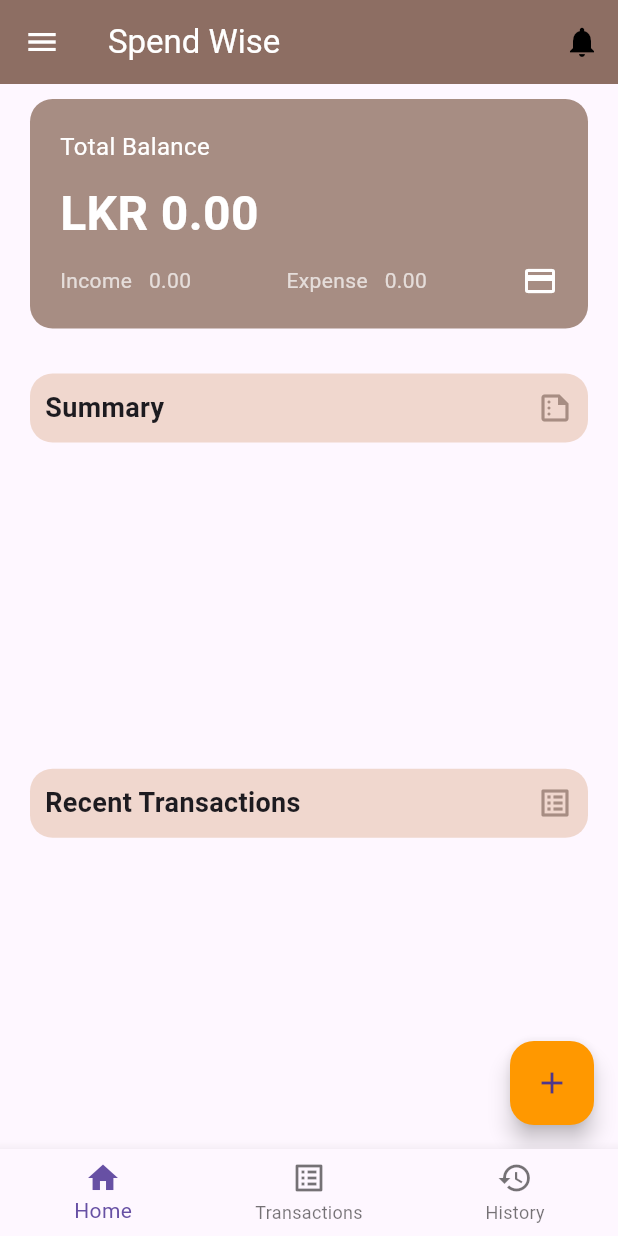
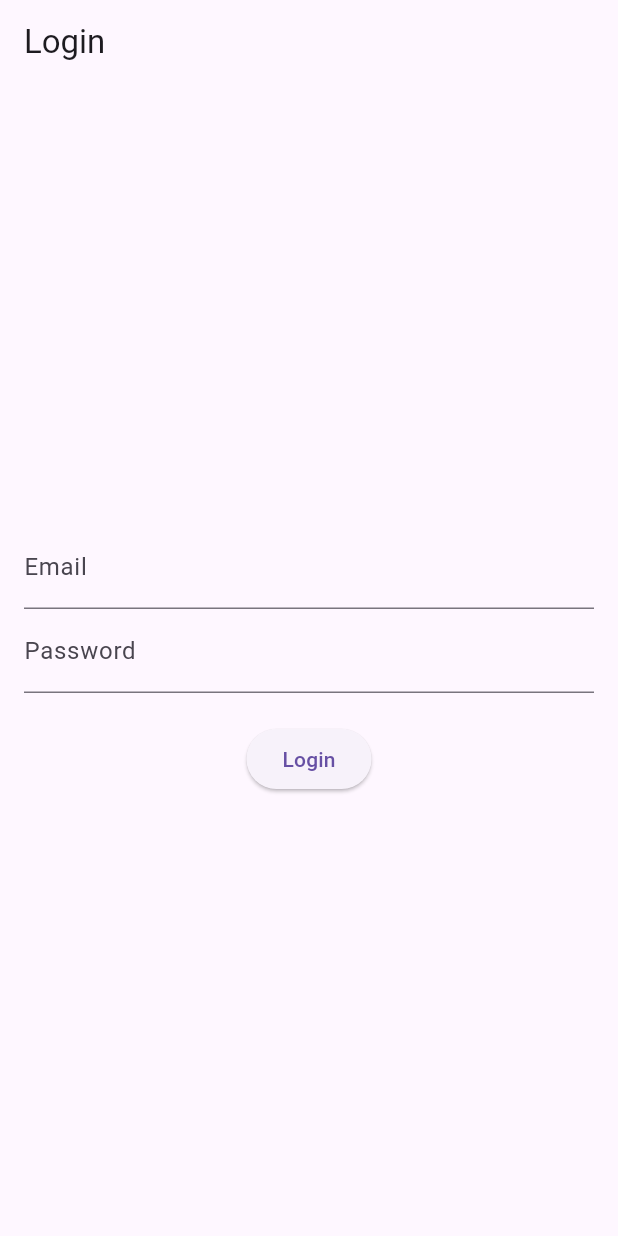
Before and after one commit to sliit-app-innovator/spend-wise, a Flutter app: the screen it shows after launch, on a phone screen of 412 x 824 dp. Run offline on Flutter 3.47's test engine with Material 3 defaults, Android fonts, the phone set to English and light mode, and no system bars; our stand-ins replace cloud_firestore, firebase_core, fl_chart, image_picker, shared_preferences, sqflite; accounts and stored records are empty.

Commit message:
Login Page

```diff
--- a/lib/main.dart
+++ b/lib/main.dart
@@ -1,229 +1,94 @@
 import 'package:flutter/material.dart';
-import 'package:spend_wise/utils/colors.dart';
-import 'pages/add_transaction_page.dart';
-import 'pages/modify_transaction_page.dart';
-import 'pages/home_page.dart';
-import 'pages/notifications_page.dart';
-import 'pages/profile.dart';
-import 'pages/settings.dart';
-import 'pages/transaction_history_page.dart';
-import 'pages/transactions_page.dart';
-import 'pages/transaction_page.dart';
-import 'package:image_picker/image_picker.dart';
-import 'dart:io';
-import 'package:shared_preferences/shared_preferences.dart';
 import 'package:firebase_core/firebase_core.dart';
+import 'package:spend_wise/container_page.dart';
 
 void main() async {
   WidgetsFlutterBinding.ensureInitialized();
   await Firebase.initializeApp();
-  runApp(MyApp());
+  runApp(Login());
 }
 
-class MyApp extends StatefulWidget {
-  const MyApp({super.key});
-
-  @override
-  _MyAppState createState() => _MyAppState();
-}
-
-class _MyAppState extends State<MyApp> {
-  File? _imageFile;
-  final ImagePicker _picker = ImagePicker();
-  int _selectedIndex = 0;
-
-  @override
-  void initState() {
-    super.initState();
-    _loadProfileImage();
-  }
-
-  void _onItemTapped(int index) {
-    setState(() {
-      _selectedIndex = index;
-      HomePage();
-    });
-  }
-
-  // Method to pick image from gallery
-  Future<void> _pickImage() async {
-    final pickedFile = await _picker.pickImage(source: ImageSource.gallery);
-    if (pickedFile != null) {
-      setState(() {
-        _imageFile = File(pickedFile.path);
-      });
-      _saveProfileImage(pickedFile.path);
-    }
-  }
-
-  // Save the image path to shared preferences
-  Future<void> _saveProfileImage(String imagePath) async {
-    SharedPreferences prefs = await SharedPreferences.getInstance();
-    prefs.setString('profile_image', imagePath);
-  }
-
-  // Load the image path from shared preferences
-  Future<void> _loadProfileImage() async {
-    SharedPreferences prefs = await SharedPreferences.getInstance();
-    String? imagePath = prefs.getString('profile_image');
-    if (imagePath != null) {
-      setState(() {
-        _imageFile = File(imagePath);
-      });
-    }
-  }
-
-  static List<Widget> pages = <Widget>[
-    HomePage(),
-    TransactionsPage(),
-    TransactionHistoryPage(),
-  ];
-
+class Login extends StatelessWidget {
   @override
   Widget build(BuildContext context) {
     return MaterialApp(
       debugShowCheckedModeBanner: false,
-      home: Scaffold(
-        appBar: AppBar(
-          title: const Text('Spend Wise'),
-          backgroundColor: AppColors.APP_ABR_COLOR,
-          foregroundColor: Colors.white,
-          actions: [
-            IconButton(
-              onPressed: () {},
-              icon: const Icon(Icons.notifications, color: Colors.black),
-            ),
-          ],
-        ),
-        drawer: getLeftMenu(context, _imageFile),
-        body: pages[
-            _selectedIndex], // Your selected page// Show the FAB only on the HomePage
-        bottomNavigationBar: BottomNavigationBar(
-          currentIndex: _selectedIndex,
-          onTap: _onItemTapped,
-          items: const <BottomNavigationBarItem>[
-            BottomNavigationBarItem(
-              icon: Icon(Icons.home),
-              label: 'Home',
-            ),
-            BottomNavigationBarItem(
-              icon: Icon(Icons.list_alt_outlined),
-              label: 'Transactions',
-            ),
-            BottomNavigationBarItem(
-              icon: Icon(Icons.history),
-              label: 'History',
-            ),
-          ],
+      home: LoginPage(),
+    );
+  }
+}
+
+class LoginPage extends StatefulWidget {
+  @override
+  _LoginPageState createState() => _LoginPageState();
+}
+
+class _LoginPageState extends State<LoginPage> {
+  final _formKey = GlobalKey<FormState>();
+  final TextEditingController _emailController = TextEditingController();
+  final TextEditingController _passwordController = TextEditingController();
+
+  void _login() {
+    // Here you can implement your authentication logic
+    // For demonstration, we are just checking if the fields are not empty
+    print("LOOOOOOOOOOOOOOOOOOOOOOOOOOOOOGIN");
+    // if (_formKey.currentState!.validate()) {
+    // If the form is valid, navigate to the main app
+    Navigator.pushReplacement(
+      context,
+      MaterialPageRoute(builder: (context) => MyApp()),
+    );
+    //  }
+  }
+
+  @override
+  Widget build(BuildContext context) {
+    return Scaffold(
+      appBar: AppBar(title: Text('Login')),
+      body: Padding(
+        padding: const EdgeInsets.all(16.0),
+        child: Form(
+          key: _formKey,
+          child: Column(
+            mainAxisAlignment: MainAxisAlignment.center,
+            children: [
+              TextFormField(
+                controller: _emailController,
+                decoration: InputDecoration(labelText: 'Email'),
+                validator: (value) {
+                  if (value == null || value.isEmpty) {
+                    return 'Please enter your email';
+                  }
+                  return null;
+                },
+              ),
+              TextFormField(
+                controller: _passwordController,
+                decoration: InputDecoration(labelText: 'Password'),
+                obscureText: true,
+                validator: (value) {
+                  if (value == null || value.isEmpty) {
+                    return 'Please enter your password';
+                  }
+                  return null;
+                },
+              ),
+              SizedBox(height: 20),
+              ElevatedButton(
+                onPressed: _login,
+                child: Text('Login'),
+              ),
+            ],
+          ),
         ),
       ),
-      routes: <String, WidgetBuilder>{
-        '/home_page': (context) => HomePage(),
-        '/transactions_page': (context) => const TransactionsPage(),
-        '/transaction_page': (context) => const TransactionPage(),
-        '/add_tranaction': (context) => const AddTransactionPage(),
-        '/modify_tranaction': (context) => const ModifyTransactionPage(),
-        '/profile_page': (context) => const ProfilePage(),
-        '/settings_page': (context) => const SettingsPage(),
-        '/notification_page': (context) => const NotificationsPage(),
-      },
     );
   }
 
-  Drawer getLeftMenu(BuildContext context, File? imageFile) {
-    return Drawer(
-      child: ListView(
-        padding: EdgeInsets.zero,
-        children: <Widget>[
-          DrawerHeader(
-            decoration: const BoxDecoration(
-              color: Colors.deepPurple,
-            ),
-            child: Column(
-              crossAxisAlignment: CrossAxisAlignment.start,
-              children: [
-                Row(
-                  children: [
-                    CircleAvatar(
-                      radius: 40,
-                      backgroundImage: imageFile != null
-                          ? FileImage(imageFile)
-                          : const AssetImage('assets/avatar.png')
-                              as ImageProvider,
-                    ),
-                    IconButton(
-                      icon: const Icon(Icons.camera_alt),
-                      onPressed: _pickImage, // Trigger image selection
-                    )
-                  ],
-                ),
-                const SizedBox(height: 10),
-                const Text(
-                  'Damith Sulochana',
-                  style: TextStyle(
-                    color: Colors.white,
-                    fontSize: 20,
-                  ),
-                ),
-              ],
-            ),
-          ),
-          ListTile(
-            leading: const Icon(Icons.home),
-            title: const Text('Home'),
-            onTap: () {
-              setState(() {
-                _selectedIndex = 0;
-              });
-              // Navigator.pop(context); // Close the drawer
-            },
-          ),
-          ListTile(
-            leading: const Icon(Icons.person),
-            title: const Text('Profile'),
-            onTap: () {
-              // Handle profile navigation
-              //Navigator.pop(context);
-            },
-          ),
-          ListTile(
-            leading: const Icon(Icons.credit_card),
-            title: const Text('Payments'),
-            onTap: () {
-              setState(() {
-                _selectedIndex = 1;
-              });
-            },
-          ),
-          ListTile(
-            leading: const Icon(Icons.history),
-            title: const Text('Transaction History'),
-            onTap: () {
-              setState(() {
-                _selectedIndex = 2;
-              });
-              // Navigator.pop(context);
-            },
-          ),
-          ListTile(
-            leading: const Icon(Icons.settings),
-            title: const Text('Settings'),
-            onTap: () {
-              // Handle settings navigation
-              //  Navigator.pop(context);
-            },
-          ),
-          const Divider(),
-          ListTile(
-            leading: const Icon(Icons.logout),
-            title: const Text('Logout'),
-            onTap: () {
-              // Handle logout
-              //   Navigator.pop(context);
-            },
-          ),
-        ],
-      ),
-    );
+  @override
+  void dispose() {
+    _emailController.dispose();
+    _passwordController.dispose();
+    super.dispose();
   }
 }
--- a/lib/pages/transactions_page.dart
+++ b/lib/pages/transactions_page.dart
@@ -1,5 +1,5 @@
 import 'package:flutter/material.dart';
-import 'package:spend_wise/main.dart';
+import 'package:spend_wise/container_page.dart';
 import 'package:spend_wise/pages/add_transaction_page.dart';
 import 'package:spend_wise/dto/transaction.dart';
 import 'package:spend_wise/pages/home_page.dart';
```
Also changed, not shown: lib/container_page.dart (added, +216 -0 lines).
